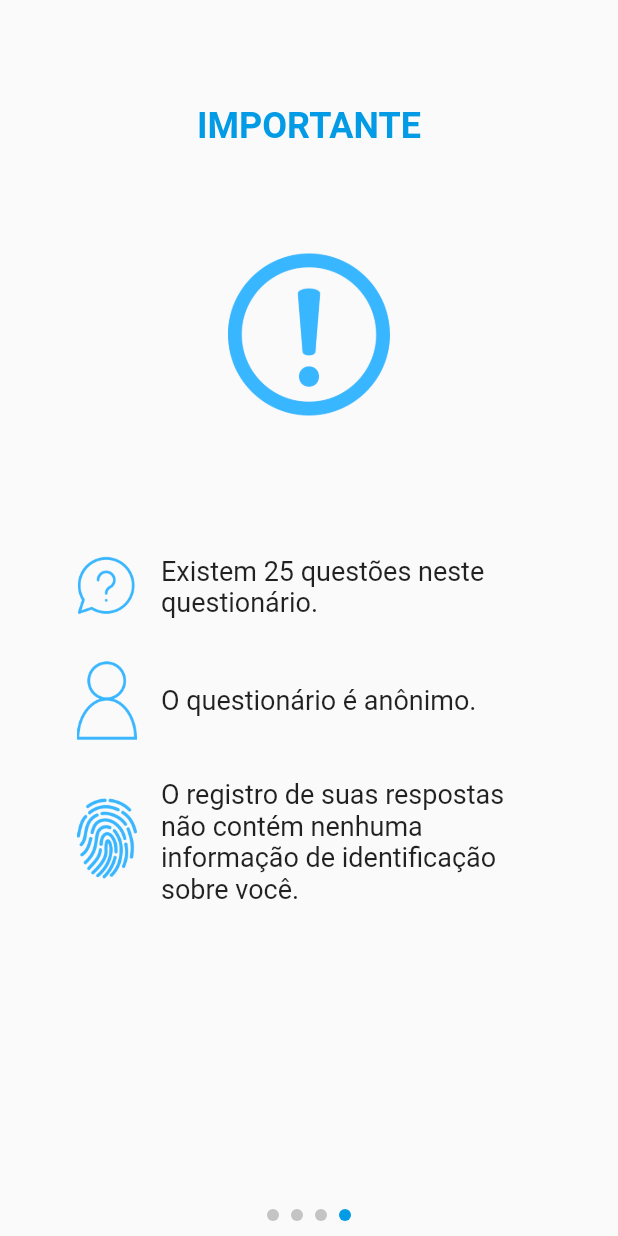
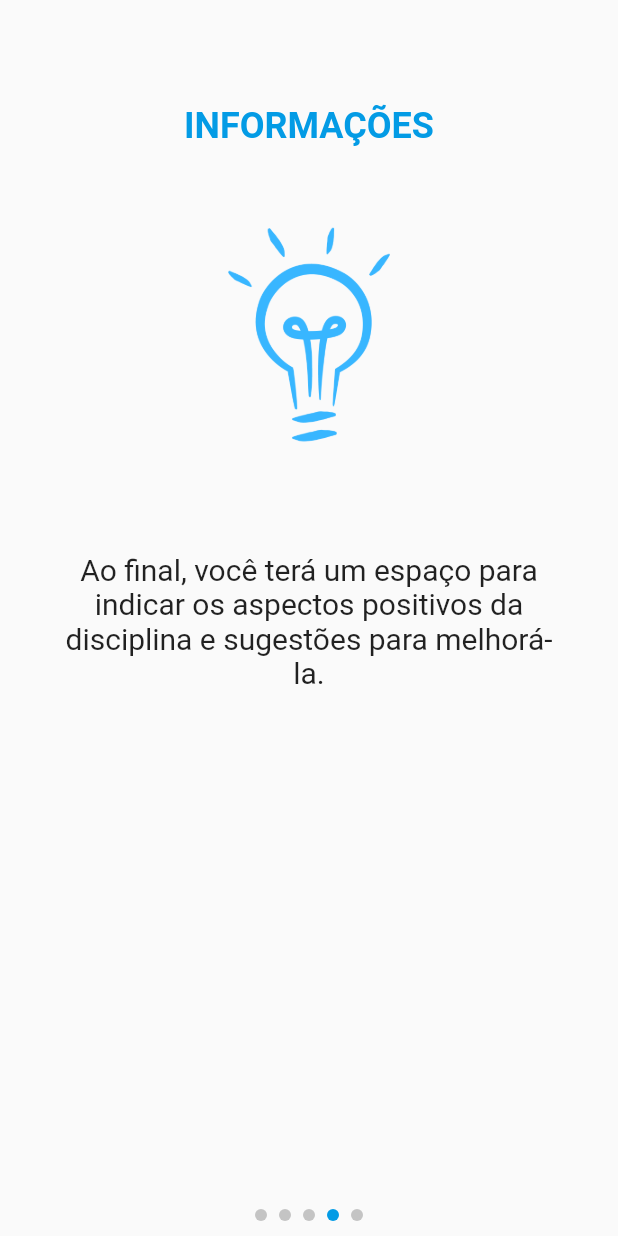
Before and after one commit to juliadesouza/Assessment-App, a Flutter app: the screen it shows after launch, swiped to page 4, on a phone screen of 412 x 824 dp. Run offline on Flutter 3.47's test engine with Material 2 defaults, Android fonts, the phone set to English and light mode, and no system bars; drawn by our look-alikes of intro_slider; our stand-ins replace flutter_bloc, hive, hive_flutter; missing offline and left inert: mobile_scanner; accounts and stored records are empty.

Commit message:
Alterado o leitor de QR Code

```diff
--- a/lib/screens/home_screen.dart
+++ b/lib/screens/home_screen.dart
@@ -2,7 +2,7 @@ import 'package:assessment_app/constants/colors.dart';
 import 'package:assessment_app/logic/home/home_bloc.dart';
 import 'package:assessment_app/model/classroom.dart';
 import 'package:assessment_app/screens/verification_screen.dart';
-import 'package:assessment_app/widgets/qrcode_button.dart';
+import 'package:assessment_app/screens/qrcode_screen.dart';
 import 'package:flutter/material.dart';
 import 'package:intro_slider/intro_slider.dart';
 import 'package:flutter_bloc/flutter_bloc.dart';
@@ -93,7 +93,23 @@ class _HomeScreenState extends State<HomeScreen> {
                           padding: const EdgeInsets.all(50.0),
                           child: SizedBox(
                               height: 50,
-                              child: QRCodeButton(blocContext: context)),
+                              child: ElevatedButton(
+                                style: ElevatedButton.styleFrom(
+                                  shape: RoundedRectangleBorder(
+                                    borderRadius: BorderRadius.circular(30.0),
+                                  ),
+                                ),
+                                onPressed: () => Navigator.of(context)
+                                    .push(MaterialPageRoute(
+                                        builder: (ctx) => QRCodeScreen(
+                                              blocContext: context,
+                                            ))),
+                                child: const Text("SCANEAR QR CODE",
+                                    style: TextStyle(
+                                        color: kBackground,
+                                        fontSize: 20,
+                                        fontWeight: FontWeight.bold)),
+                              )),
                         ),
                       ],
                     )),
@@ -112,7 +128,8 @@ class _HomeScreenState extends State<HomeScreen> {
                   widgetDescription: const Padding(
                     padding: EdgeInsets.all(20.0),
                     child: Text(
-                        "Este instrumento tem como objetivo coletar informações para avaliar as disciplinas oferecidas na Faculdade de Tecnologia para que possamos aperfeiçoar as condições e metodologias de ensino e aprendizagem.",
+                        textAlign: TextAlign.center,
+                        "Avalie as disciplinas oferecidas na Faculdade de Tecnologia para que possamos aperfeiçoar as condições e metodologias de ensino e aprendizagem.",
                         style: TextStyle(fontSize: 20)),
                   ),
                 ),
@@ -125,13 +142,34 @@ class _HomeScreenState extends State<HomeScreen> {
                         fontWeight: FontWeight.bold,
                         fontSize: 24),
                   ),
-                  pathImage: 'assets/images/tasks.png',
+                  pathImage: 'assets/images/likert.png',
                   widthImage: 150,
                   heightImage: 150,
                   widgetDescription: const Padding(
                     padding: EdgeInsets.all(20.0),
                     child: Text(
-                        "Uma parte do instrumento é formada por afirmações que você deve indicar o grau de concordância a elas, ou se a afirmação não se aplica para esta disciplina. Na outra parte do instrumento, você terá um espaço para indicar os aspectos positivos da disciplina e sugestões para melhorá-la.",
+                        textAlign: TextAlign.center,
+                        "As primeiras questões são formadas por afirmações e você deve indicar o grau de concordância com elas, ou se a afirmação não se aplica para esta disciplina.",
+                        style: TextStyle(fontSize: 20)),
+                  ),
+                ),
+                Slide(
+                  widgetTitle: const Text(
+                    "INFORMAÇÕES",
+                    textAlign: TextAlign.center,
+                    style: TextStyle(
+                        color: kBlue,
+                        fontWeight: FontWeight.bold,
+                        fontSize: 24),
+                  ),
+                  pathImage: 'assets/images/idea.png',
+                  widthImage: 150,
+                  heightImage: 150,
+                  widgetDescription: const Padding(
+                    padding: EdgeInsets.all(20.0),
+                    child: Text(
+                        textAlign: TextAlign.center,
+                        "Ao final, você terá um espaço para indicar os aspectos positivos da disciplina e sugestões para melhorá-la.",
                         style: TextStyle(fontSize: 20)),
                   ),
                 ),
@@ -151,6 +189,7 @@ class _HomeScreenState extends State<HomeScreen> {
                     padding: const EdgeInsets.all(15.0),
                     child: Column(
                       mainAxisAlignment: MainAxisAlignment.spaceBetween,
+                      crossAxisAlignment: CrossAxisAlignment.center,
                       children: [
                         Container(
                           margin: const EdgeInsets.only(bottom: 20.0),
@@ -164,7 +203,8 @@ class _HomeScreenState extends State<HomeScreen> {
                             ),
                           ),
                         ),
-                        Container(
+                        Center(
+                          child: Container(
                             margin: const EdgeInsets.only(bottom: 20.0),
                             child: ListTile(
                               leading: Image.asset(
@@ -173,6 +213,7 @@ class _HomeScreenState extends State<HomeScreen> {
                               title: const Text(
                                 'O questionário é anônimo.',
                                 style: TextStyle(fontSize: 18),
+                              ),
                             ),
                           ),
                         ),
--- a/lib/screens/verification_screen.dart
+++ b/lib/screens/verification_screen.dart
@@ -55,7 +55,7 @@ class VerificationScreen extends StatelessWidget {
                           subtitle: Text(
                             !avaliable
                                 ? "A avaliação desta disciplina só está disponível de ${classroom.initialDate} até ${classroom.finalDate}."
-                                : 'Verifique as informações referentes a disciplina e depois clique no botão “Iniciar”.',
+                                : 'Verifique as informações referentes à disciplina e depois clique no botão “Iniciar”.',
                             style: TextStyle(
                                 fontWeight: !avaliable
                                     ? FontWeight.w600
--- a/pubspec.yaml
+++ b/pubspec.yaml
@@ -38,6 +38,7 @@ dependencies:
   intro_slider: ^3.0.10
   universal_platform: ^1.0.0+1
   intl: ^0.17.0
+  mobile_scanner: ^2.0.0
 
 dev_dependencies:
   flutter_test:
@@ -70,6 +71,9 @@ flutter:
     - assets/images/question.png
     - assets/images/important.png
     - assets/images/owl.png
+    - assets/images/idea.png
+    - assets/images/likert.png
+    - assets/images/agree.png
 
   # An image asset can refer to one or more resolution-specific "variants", see
   # https://flutter.dev/assets-and-images/#resolution-aware
```
Also changed, not shown: lib/screens/qrcode_screen.dart (added, +87 -0 lines), lib/widgets/qrcode_button.dart (deleted, +0 -38 lines), assets/images/agree.png (added), assets/images/idea.png (added), assets/images/likert.png (added), pubspec.lock, 2 other files. Lines whose indentation alone changed are shown as unchanged.
